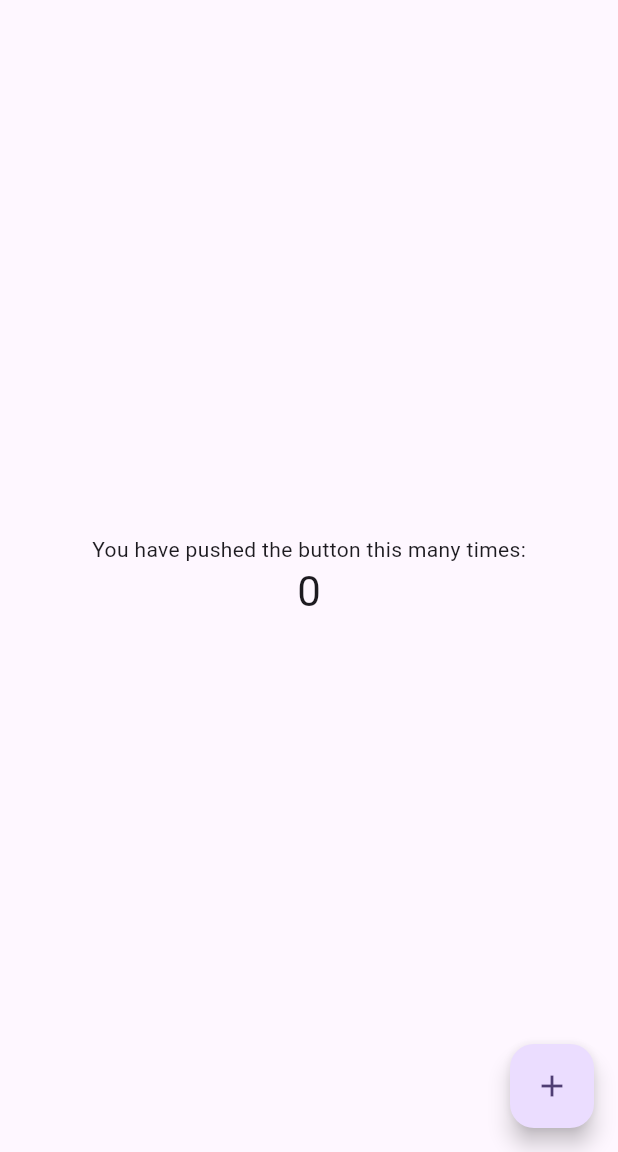
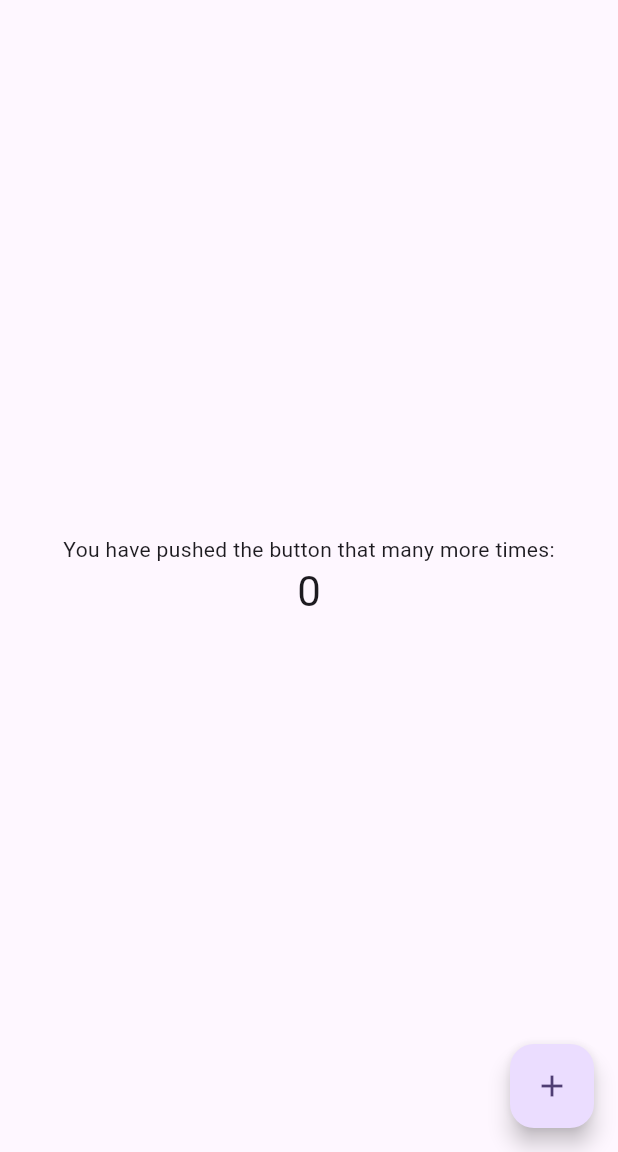
Before and after one commit to bbmeals/bbm-app-dev, a Flutter app: the screen it shows after launch, on a phone screen of 412 x 824 dp, the part 84-1236 px from its top. Run offline on Flutter 3.47's test engine with Material 3 defaults, Android fonts, the phone set to English and light mode, and no system bars.

Commit message:
first dev change

```diff
--- a/lib/main.dart
+++ b/lib/main.dart
@@ -106,7 +106,7 @@ class _MyHomePageState extends State<MyHomePage> {
           mainAxisAlignment: MainAxisAlignment.center,
           children: <Widget>[
             const Text(
-              'You have pushed the button this many times:',
+              'You have pushed the button that many more times:',
             ),
             Text(
               '$_counter',
```
